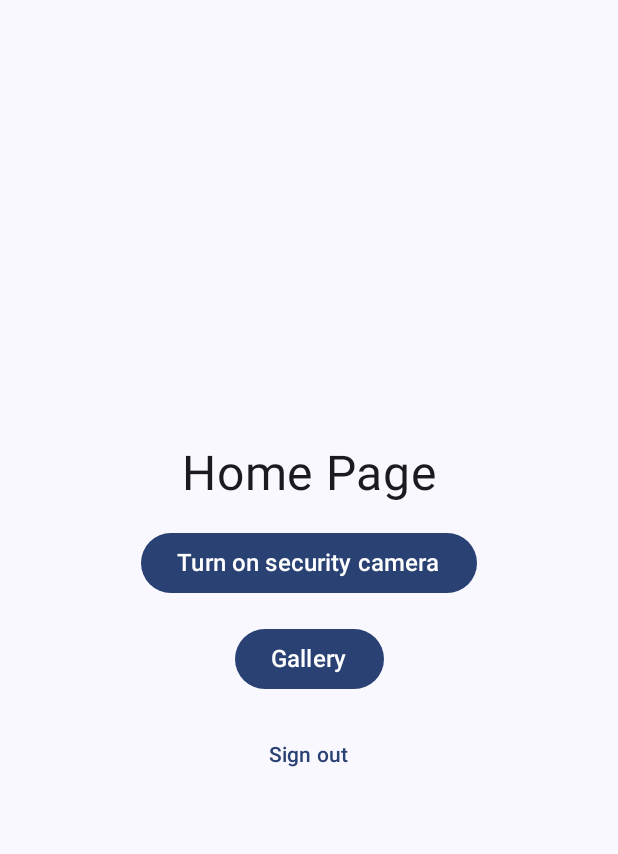
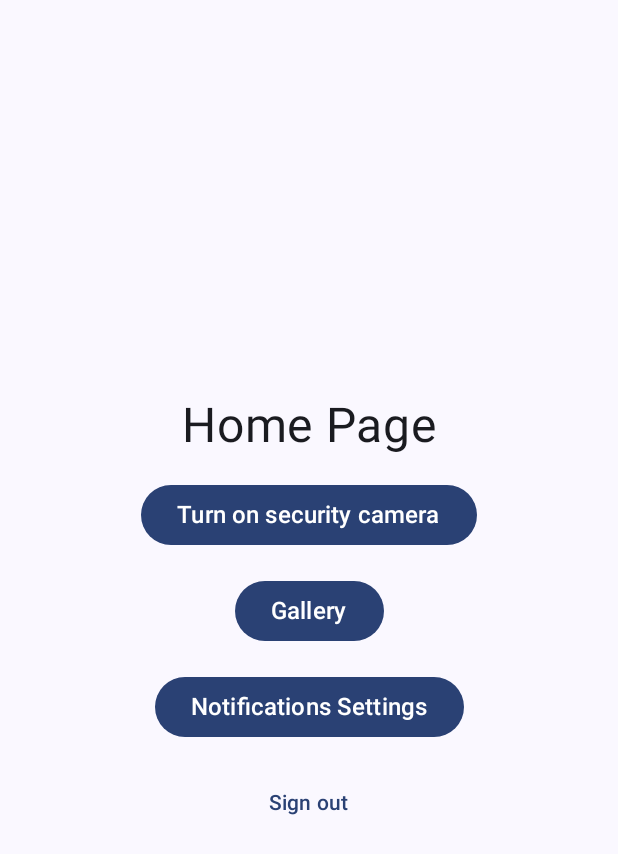
Before and after one commit to Matoxik/security-camera, an Android app built with Jetpack Compose: the HomePage screen opened through its navigation route, on a phone screen of 412 x 824 dp. Shown: the top 854 px of the screen. Run offline under Robolectric (Android 15) with nearby library versions, the phone set to English and light mode, and no system bars; our stand-ins replace Firebase (no records; nobody signed in at launch, a user with empty details on screens opened directly), constraintlayout-compose; libraries missing offline, so code that uses them is left out: androidx.camera.core, androidx.camera.lifecycle, androidx.camera.view, com.google.mlkit.vision; 1 statement that could not run was skipped.

Commit message:
feat(notification): implement notification system using Firebase FCM and Functions

```diff
--- a/app/build.gradle.kts
+++ b/app/build.gradle.kts
@@ -48,7 +48,8 @@ dependencies {
     implementation(platform(libs.firebase.bom))
     implementation(libs.firebase.auth) // Authentication
     implementation(libs.firebase.firestore) // Cloud
-    implementation(libs.firebase.storage)
+    implementation(libs.firebase.storage) // Storage
+    implementation(libs.firebase.messaging) // Notification
 
     // ML kit pose detection
     implementation (libs.pose.detection)
--- a/app/src/main/java/com/macieandrz/securitycamera/MainActivity.kt
+++ b/app/src/main/java/com/macieandrz/securitycamera/MainActivity.kt
@@ -27,12 +27,14 @@ import com.macieandrz.securitycamera.viewModels.AuthViewModel
 import com.macieandrz.securitycamera.pages.*
 import com.macieandrz.securitycamera.viewModels.CameraViewModel
 import com.macieandrz.securitycamera.viewModels.GalleryViewModel
+import com.macieandrz.securitycamera.viewModels.NotificationViewModel
 
 
 class MainActivity : ComponentActivity() {
    private val authViewModel by viewModels<AuthViewModel>()
     private val cameraViewModel by viewModels<CameraViewModel>()
     private val galleryViewModel by viewModels<GalleryViewModel>()
+    private val notificationViewModel by viewModels<NotificationViewModel>()
 
     override fun onCreate(savedInstanceState: Bundle?) {
         super.onCreate(savedInstanceState)
@@ -49,7 +51,8 @@ class MainActivity : ComponentActivity() {
                         modifier = Modifier.padding(innerPadding),
                         authViewModel = authViewModel,
                         cameraViewModel = cameraViewModel,
-                        galleryViewModel = galleryViewModel
+                        galleryViewModel = galleryViewModel,
+                        notificationViewModel = notificationViewModel
                     )
                 }
                 }
--- a/app/src/main/java/com/macieandrz/securitycamera/MyAppNavigation.kt
+++ b/app/src/main/java/com/macieandrz/securitycamera/MyAppNavigation.kt
@@ -13,6 +13,8 @@ import com.macieandrz.securitycamera.pages.HomePage
 import com.macieandrz.securitycamera.pages.HomeRoute
 import com.macieandrz.securitycamera.pages.LoginPage
 import com.macieandrz.securitycamera.pages.LoginRoute
+import com.macieandrz.securitycamera.pages.NotificationPage
+import com.macieandrz.securitycamera.pages.NotificationRoute
 import com.macieandrz.securitycamera.pages.ResetPassPage
 import com.macieandrz.securitycamera.pages.ResetPassRoute
 import com.macieandrz.securitycamera.pages.SignupPage
@@ -20,13 +22,15 @@ import com.macieandrz.securitycamera.pages.SignupRoute
 import com.macieandrz.securitycamera.viewModels.AuthViewModel
 import com.macieandrz.securitycamera.viewModels.CameraViewModel
 import com.macieandrz.securitycamera.viewModels.GalleryViewModel
+import com.macieandrz.securitycamera.viewModels.NotificationViewModel
 
 @Composable
 fun MyAppNavigation(
     modifier: Modifier = Modifier,
     authViewModel: AuthViewModel,
     cameraViewModel: CameraViewModel,
-    galleryViewModel: GalleryViewModel
+    galleryViewModel: GalleryViewModel,
+    notificationViewModel: NotificationViewModel
     ) {
     val navController = rememberNavController()
 
@@ -51,6 +55,10 @@ fun MyAppNavigation(
         composable<GalleryRoute> {
             GalleryPage(modifier, navController, galleryViewModel)
         }
+        composable<NotificationRoute> {
+            NotificationPage(modifier, navController, notificationViewModel)
+        }
+
 
     }
 }
--- a/app/src/main/java/com/macieandrz/securitycamera/data/models/User.kt
+++ b/app/src/main/java/com/macieandrz/securitycamera/data/models/User.kt
@@ -4,5 +4,6 @@ data class User(
     val uid: String? = null,
     val email: String? = null,
     val images: List<String>? = null,
-
+    val fcmToken: String? = null,
+    val friendsEmail: List<String>? = null
 )
--- a/app/src/main/java/com/macieandrz/securitycamera/pages/HomePage.kt
+++ b/app/src/main/java/com/macieandrz/securitycamera/pages/HomePage.kt
@@ -71,6 +71,19 @@ fun HomePage(modifier: Modifier = Modifier,
         }
         Spacer(modifier = Modifier.height(16.dp))
 
+        // Go to notification page
+        Button(
+            onClick = {
+                navController.navigate(NotificationRoute)
+            }
+        ) {
+            Text(
+                text = "Notifications Settings",
+                fontSize = 16.sp
+            )
+        }
+        Spacer(modifier = Modifier.height(16.dp))
+
 
         TextButton(onClick = {
         authViewModel.signout()
--- a/app/src/main/java/com/macieandrz/securitycamera/viewModels/CameraViewModel.kt
+++ b/app/src/main/java/com/macieandrz/securitycamera/viewModels/CameraViewModel.kt
@@ -9,6 +9,7 @@ import androidx.camera.view.PreviewView
 import androidx.lifecycle.viewModelScope
 import kotlinx.coroutines.launch
 import android.content.Context
+import android.icu.text.SimpleDateFormat
 import android.os.Environment
 import android.util.Log
 import androidx.annotation.OptIn
@@ -32,11 +33,16 @@ import kotlinx.coroutines.Dispatchers
 import java.io.File
 import java.io.FileOutputStream
 import java.io.IOException
+import java.util.Date
+import java.util.Locale
 import java.util.concurrent.TimeUnit
 
 class CameraViewModel(app: Application) : AndroidViewModel(app) {
 
+
     private val repo = FirebaseRepository(app.applicationContext)
+
+    private val notificationViewModel = NotificationViewModel(app)
 
     // Executors
     private val cameraExecutor: Executor = Executors.newSingleThreadExecutor()
@@ -144,6 +150,21 @@ class CameraViewModel(app: Application) : AndroidViewModel(app) {
             object : ImageCapture.OnImageSavedCallback {
                 override fun onImageSaved(outputFileResults: ImageCapture.OutputFileResults) {
                     Log.d("DEBUG", "Photo saved: ${photoFile.absolutePath}")
+
+                    // Send notification after saving photo
+                    val recipientEmail = notificationViewModel.getRecipientEmail()
+                    if (recipientEmail.isNotEmpty()) {
+                        val timestamp = SimpleDateFormat("yyyy-MM-dd HH:mm:ss", Locale.getDefault())
+                            .format(Date())
+
+                        repo.sendNotificationViaFirestore(
+                            recipientEmail,
+                            "Wykryto człowieka",
+                            "Wykryto osobę na posesji i wykonano zdjęcie o $timestamp",
+                            viewModelScope
+                        )
+                    }
+
                     onPhotoSaved()
                 }
 
--- /dev/null
+++ b/app/src/main/java/com/macieandrz/securitycamera/viewModels/NotificationViewModel.kt
@@ -0,0 +1,29 @@
+package com.macieandrz.securitycamera.viewModels
+
+import android.app.Application
+import android.content.Context
+import androidx.lifecycle.AndroidViewModel
+import kotlinx.coroutines.flow.MutableStateFlow
+import kotlinx.coroutines.flow.StateFlow
+
+
+class NotificationViewModel(app: Application) : AndroidViewModel(app) {
+    private val sharedPrefs = app.getSharedPreferences("notification_prefs",
+        Context.MODE_PRIVATE)
+
+    private val _recipientEmail = MutableStateFlow("")
+    val recipientEmail: StateFlow<String> = _recipientEmail
+
+    init {
+        _recipientEmail.value = getRecipientEmail()
+    }
+
+    fun saveRecipientEmail(email: String) {
+        sharedPrefs.edit().putString("recipient_email", email).apply()
+        _recipientEmail.value = email
+    }
+
+    fun getRecipientEmail(): String {
+        return sharedPrefs.getString("recipient_email", "") ?: ""
+    }
+}
--- /dev/null
+++ b/app/src/main/res/drawable/ic_notification.xml
@@ -0,0 +1,5 @@
+<vector xmlns:android="http://schemas.android.com/apk/res/android" android:height="24dp" android:tint="#000000" android:viewportHeight="24" android:viewportWidth="24" android:width="24dp">
+
+    <path android:fillColor="@android:color/white" android:pathData="M12,22c1.1,0 2,-0.9 2,-2h-4c0,1.1 0.89,2 2,2zM18,16v-5c0,-3.07 -1.64,-5.64 -4.5,-6.32L13.5,4c0,-0.83 -0.67,-1.5 -1.5,-1.5s-1.5,0.67 -1.5,1.5v0.68C7.63,5.36 6,7.92 6,11v5l-2,2v1h16v-1l-2,-2z"/>
+
+</vector>
--- a/gradle/libs.versions.toml
+++ b/gradle/libs.versions.toml
@@ -51,6 +51,7 @@ compiler = { module = "com.github.bumptech.glide:compiler", version.ref = "compi
 converter-moshi = { module = "com.squareup.retrofit2:converter-moshi", version.ref = "converterMoshi" }
 firebase-auth = { module = "com.google.firebase:firebase-auth" }
 firebase-firestore = { module = "com.google.firebase:firebase-firestore" }
+firebase-messaging = { module = "com.google.firebase:firebase-messaging" }
 firebase-storage = { module = "com.google.firebase:firebase-storage" }
 guava = { module = "com.google.guava:guava", version.ref = "guava" }
 junit = { group = "junit", name = "junit", version.ref = "junit" }
```
Also changed, not shown: app/src/main/AndroidManifest.xml (+9 -0 lines), app/src/main/java/com/macieandrz/securitycamera/data/services/PushNotificationService.kt (added, +96 -0 lines), app/src/main/java/com/macieandrz/securitycamera/pages/NotificationPage.kt (added, +116 -0 lines), app/src/main/java/com/macieandrz/securitycamera/repository/FirebaseRepository.kt (+61 -0 lines), app/src/main/java/com/macieandrz/securitycamera/viewModels/AuthViewModel.kt (+7 -1 lines).
